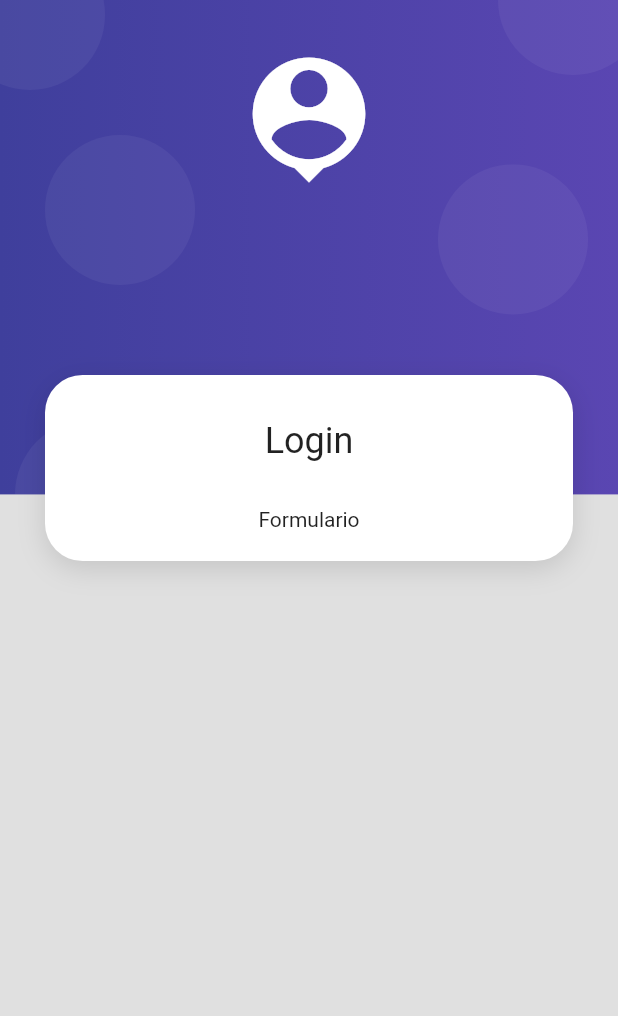
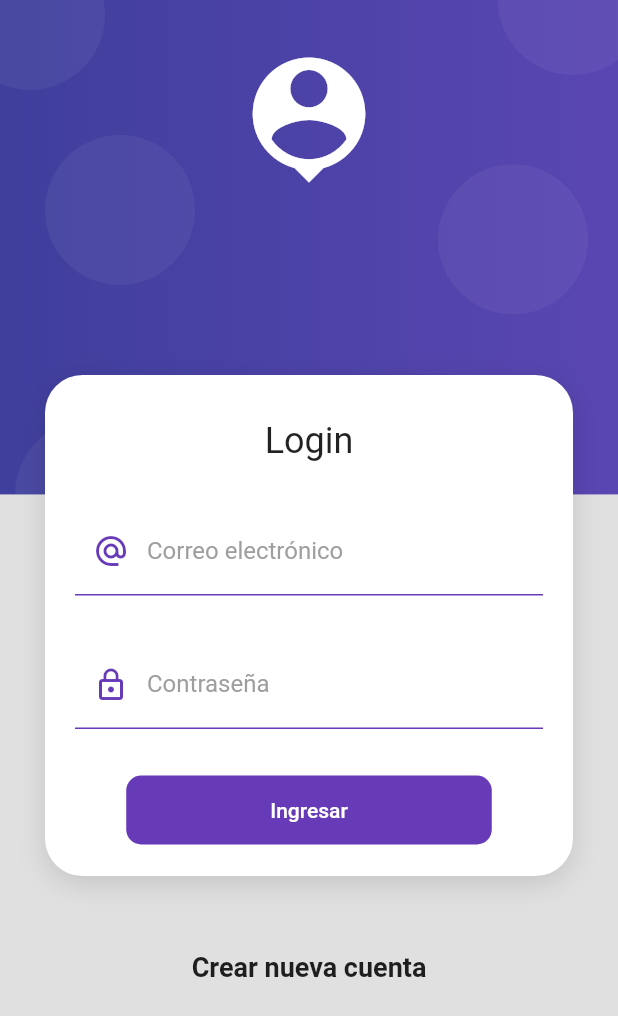
Before and after one commit to ccmorataya/dsc_flutter, a Flutter app: the screen it shows after launch, on a phone screen of 412 x 824 dp. Shown: the top 1016 px of the screen. Run offline on Flutter 3.47's test engine with Material 2 defaults, Android fonts, the phone set to English and light mode, and no system bars.

Commit message:
Add ui styles

```diff
--- a/lib/screens/login_screen.dart
+++ b/lib/screens/login_screen.dart
@@ -1,5 +1,8 @@
+// ignore_for_file: prefer_const_constructors
+
 import 'package:dsc_flutter/widgets/widgets.dart';
 import 'package:flutter/material.dart';
+import 'package:dsc_flutter/ui/input_decorations.dart';
 
 class LoginScreen extends StatelessWidget {
   @override
@@ -24,8 +27,18 @@
                   SizedBox(
                     height: 30,
                   ),
-                  Text('Formulario')
+                  _LoginForm()
                 ]),
+              ),
+              SizedBox(
+                height: 50,
+              ),
+              Text(
+                'Crear nueva cuenta',
+                style: TextStyle(fontSize: 18, fontWeight: FontWeight.bold),
+              ),
+              SizedBox(
+                height: 50,
               )
             ],
           ),
@@ -34,3 +47,57 @@
     );
   }
 }
+
+class _LoginForm extends StatelessWidget {
+  @override
+  Widget build(BuildContext context) {
+    return Container(
+      child: Form(
+        // TODO: mantener referencia al key
+        child: Column(
+          children: [
+            TextFormField(
+              autocorrect: false,
+              keyboardType: TextInputType.emailAddress,
+              decoration: InputDecorations.authInputDecoration(
+                  hintText: 'jhone.doe@gmail.com',
+                  labelText: 'Correo electrónico',
+                  prefixIcon: Icons.alternate_email_sharp),
+            ),
+            SizedBox(
+              height: 30,
+            ),
+            TextFormField(
+              autocorrect: false,
+              obscureText: true,
+              keyboardType: TextInputType.emailAddress,
+              decoration: InputDecorations.authInputDecoration(
+                  hintText: '******',
+                  labelText: 'Contraseña',
+                  prefixIcon: Icons.lock_outline),
+            ),
+            SizedBox(
+              height: 30,
+            ),
+            MaterialButton(
+                shape: RoundedRectangleBorder(
+                    borderRadius: BorderRadius.circular(10)),
+                disabledColor: Colors.grey,
+                elevation: 0,
+                color: Colors.deepPurple,
+                child: Container(
+                  padding: EdgeInsets.symmetric(horizontal: 80, vertical: 15),
+                  child: Text(
+                    'Ingresar',
+                    style: TextStyle(color: Colors.white),
+                  ),
+                ),
+                onPressed: () {
+                  // TODO: submit to login
+                }),
+          ],
+        ),
+      ),
+    );
+  }
+}
--- /dev/null
+++ b/lib/ui/input_decorations.dart
@@ -0,0 +1,28 @@
+// ignore_for_file: prefer_const_constructors
+
+import 'package:flutter/material.dart';
+
+class InputDecorations {
+  static InputDecoration authInputDecoration(
+      {required String hintText,
+      required String labelText,
+      IconData? prefixIcon}) {
+    return InputDecoration(
+        enabledBorder: UnderlineInputBorder(
+            borderSide: BorderSide(color: Colors.deepPurple)),
+        focusedBorder: UnderlineInputBorder(
+            borderSide: BorderSide(
+          color: Colors.deepPurple,
+          width: 2,
+        )),
+        hintText: hintText,
+        labelText: labelText,
+        labelStyle: TextStyle(color: Colors.grey),
+        prefixIcon: prefixIcon != null
+            ? Icon(
+                prefixIcon,
+                color: Colors.deepPurple,
+              )
+            : null);
+  }
+}
```
